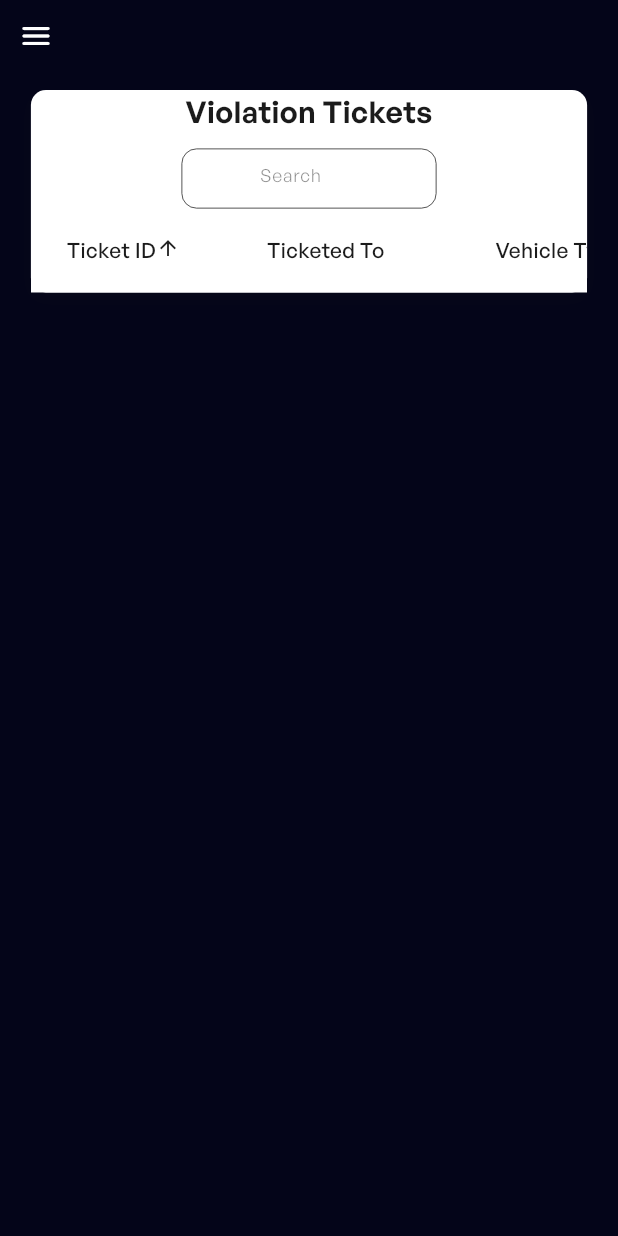
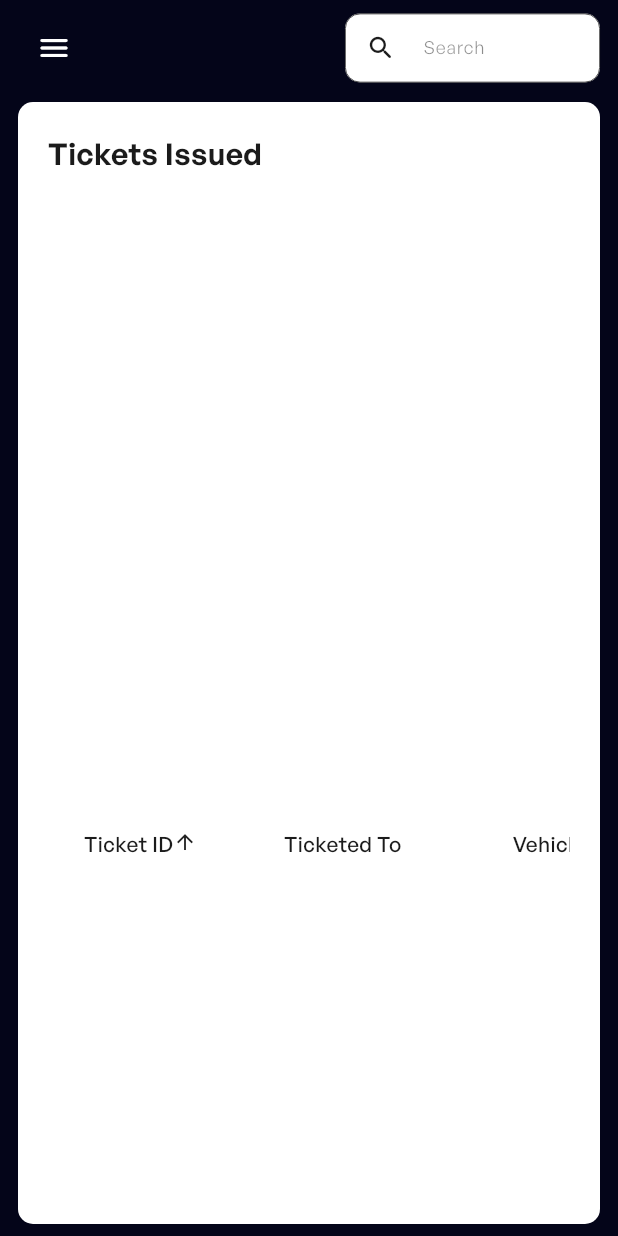
Before and after one commit to MNJDen/Park_in_web-Capstone, a Flutter app: the TicketsMobileScreen screen opened directly, on a phone screen of 412 x 824 dp. Run offline on Flutter 3.47's test engine with Material 3 defaults, Android fonts, the phone set to English and light mode, and no system bars; our stand-ins replace cloud_firestore, firebase_auth, firebase_core, firebase_database, firebase_storage, shared_preferences and 1 more; accounts and stored records are empty.

Commit message:
Screens: Update Tickets Mobile

```diff
--- a/lib/screens/mobile/tickets_mobile.dart
+++ b/lib/screens/mobile/tickets_mobile.dart
@@ -322,6 +322,16 @@ class _TicketsMobileScreenState extends State<TicketsMobileScreen> {
                 ],
               ),
             ),
+            ListTile(
+              leading: const Icon(
+                Icons.tv_rounded,
+                color: blackColor,
+              ),
+              title: const Text('View'),
+              onTap: () {
+                _onItemTap('View');
+              },
+            ),
             const Divider(
               thickness: 0.5,
             ),
@@ -337,38 +347,67 @@ class _TicketsMobileScreenState extends State<TicketsMobileScreen> {
           ],
         ),
       ),
-      body: Column(
+      body: Padding(
+        padding: const EdgeInsets.symmetric(horizontal: 12, vertical: 8),
+        child: Column(
+          children: [
+            Row(
+              mainAxisAlignment: MainAxisAlignment.spaceBetween,
               children: [
                 NavbarMobile(
                   onMenuPressed: () => _scaffoldKey.currentState?.openDrawer(),
                   pageName: pageName,
                 ),
+                SizedBox(
+                  height: 46,
+                  width: 170,
+                  child: PRKSearchField(
+                    hintText: "Search",
+                    prefixIcon: Icons.search_rounded,
+                    controller: _searchCtrl,
+                  ),
+                ),
+              ],
+            ),
             const SizedBox(
               height: 12,
             ),
-          Container(
-            margin: EdgeInsets.symmetric(
-              horizontal: MediaQuery.of(context).size.width * .05,
+            Expanded(
+              child: Container(
+                height: MediaQuery.of(context).size.height,
+                padding: const EdgeInsets.symmetric(
+                  horizontal: 20,
+                  vertical: 20,
                 ),
                 decoration: BoxDecoration(
                   color: whiteColor,
                   borderRadius: BorderRadius.circular(10),
-              boxShadow: [
-                BoxShadow(
-                  color: blackColor.withOpacity(0.1),
-                  blurRadius: 8,
-                  offset: const Offset(0, 4),
+                ),
+                child: Column(
+                  mainAxisAlignment: MainAxisAlignment.spaceBetween,
+                  children: [
+                    const Row(
+                      mainAxisAlignment: MainAxisAlignment.spaceBetween,
+                      children: [
+                        Text(
+                          "Tickets Issued",
+                          style: TextStyle(
+                            fontWeight: FontWeight.w600,
+                            fontSize: 20,
+                            color: blackColor,
+                          ),
                         ),
                       ],
                     ),
-            child: Theme(
+                    SizedBox(height: MediaQuery.of(context).size.height * 0.01),
+                    Theme(
                       data: Theme.of(context).copyWith(
                         dataTableTheme: DataTableThemeData(
                           dividerThickness: 0.2,
-                  headingRowColor:
-                      WidgetStateColor.resolveWith((states) => whiteColor),
-                  dataRowColor:
-                      WidgetStateColor.resolveWith((states) => whiteColor),
+                          headingRowColor: WidgetStateColor.resolveWith(
+                              (states) => whiteColor),
+                          dataRowColor: WidgetStateColor.resolveWith(
+                              (states) => whiteColor),
                           headingTextStyle: const TextStyle(
                               color: blackColor, fontWeight: FontWeight.w500),
                           dataTextStyle: const TextStyle(color: blackColor),
@@ -376,81 +415,106 @@ class _TicketsMobileScreenState extends State<TicketsMobileScreen> {
                       ),
                       child: Column(
                         children: [
-                  const Text(
-                    "Violation Tickets",
-                    style: TextStyle(
-                      fontWeight: FontWeight.w600,
-                      fontSize: 20,
-                      color: blackColor,
-                    ),
-                  ),
-                  const SizedBox(height: 10),
-                  SizedBox(
-                    height: 40,
-                    width: 170,
-                    child: PRKSearchField(
-                        hintText: "Search",
-                        suffixIcon: Icons.search_rounded,
-                        controller: _searchCtrl),
-                  ),
                           SingleChildScrollView(
                             scrollDirection: Axis.horizontal,
                             child: DataTable(
                               columns: [
                                 DataColumn(
                                   label: const Text("Ticket ID"),
-                          onSort: (columnIndex, ascending) => _sort<String>(
+                                  onSort: (columnIndex, ascending) =>
+                                      _sort<String>(
                                           (report) => report['docID'] ?? 0,
                                           columnIndex,
                                           ascending),
                                 ),
                                 DataColumn(
                                   label: const Text("Ticketed To"),
-                          onSort: (columnIndex, ascending) => _sort<String>(
-                              (report) => report['plate_number'] ?? 0,
+                                  onSort: (columnIndex, ascending) =>
+                                      _sort<String>(
+                                          (report) =>
+                                              report['plate_number'] ?? 0,
                                           columnIndex,
                                           ascending),
                                 ),
                                 DataColumn(
                                   label: const Text("Vehicle Type"),
-                          onSort: (columnIndex, ascending) => _sort<String>(
-                              (report) => report['vehicle_type'] ?? 0,
+                                  onSort: (columnIndex, ascending) =>
+                                      _sort<String>(
+                                          (report) =>
+                                              report['vehicle_type'] ?? 0,
                                           columnIndex,
                                           ascending),
                                 ),
                                 DataColumn(
                                   label: const Text("Violation"),
-                          onSort: (columnIndex, ascending) => _sort<String>(
+                                  onSort: (columnIndex, ascending) =>
+                                      _sort<String>(
                                           (report) => report['violation'] ?? 0,
                                           columnIndex,
                                           ascending),
                                 ),
                                 DataColumn(
                                   label: const Text("Status"),
-                          onSort: (columnIndex, ascending) => _sort<String>(
+                                  onSort: (columnIndex, ascending) =>
+                                      _sort<String>(
                                           (report) => report['status'] ?? 0,
                                           columnIndex,
                                           ascending),
                                 ),
                                 DataColumn(
                                   label: const Text("Date"),
-                          onSort: (columnIndex, ascending) => _sort<DateTime>(
+                                  onSort: (columnIndex, ascending) =>
+                                      _sort<DateTime>(
                                           (report) =>
-                                  (report['timestamp'] as Timestamp).toDate(),
+                                              (report['timestamp'] as Timestamp)
+                                                  .toDate(),
                                           columnIndex,
                                           ascending),
                                 ),
                               ],
+                              dataRowMinHeight:
+                                  MediaQuery.of(context).size.height * 0.02,
+                              dataRowMaxHeight:
+                                  MediaQuery.of(context).size.height * 0.066,
                               sortColumnIndex: _sortColumnIndex,
                               sortAscending: _isAscending,
                               rows: _buildReportRows(filteredTickets, context),
                               showCheckboxColumn: false,
                             ),
                           ),
-                  Row(
-                    mainAxisAlignment: MainAxisAlignment.center,
-                    children: List.generate(totalPages, (index) {
-                      return TextButton(
+                        ],
+                      ),
+                    ),
+                    Wrap(
+                      alignment: WrapAlignment.end,
+                      crossAxisAlignment: WrapCrossAlignment.end,
+                      children: List.generate(
+                        totalPages,
+                        (index) {
+                          return Padding(
+                            padding: const EdgeInsets.only(right: 8),
+                            child: TextButton(
+                              style: ButtonStyle(
+                                backgroundColor: WidgetStatePropertyAll(
+                                  index == _currentPage
+                                      ? blueColor
+                                      : whiteColor,
+                                ),
+                                shape: WidgetStateProperty.all<
+                                    RoundedRectangleBorder>(
+                                  RoundedRectangleBorder(
+                                    borderRadius: BorderRadius.circular(10),
+                                    side: BorderSide(
+                                      color: index == _currentPage
+                                          ? Colors.transparent
+                                          : blueColor,
+                                    ),
+                                  ),
+                                ),
+                                fixedSize: WidgetStateProperty.all(
+                                  const Size(30, 40),
+                                ),
+                              ),
                               onPressed: () {
                                 setState(() {
                                   _currentPage = index;
@@ -459,24 +523,26 @@ class _TicketsMobileScreenState extends State<TicketsMobileScreen> {
                               child: Text(
                                 "${index + 1}",
                                 style: TextStyle(
-                            color:
-                                index == _currentPage ? blueColor : blackColor,
+                                  color: index == _currentPage
+                                      ? whiteColor
+                                      : blueColor,
                                   fontWeight: index == _currentPage
-                                ? FontWeight.bold
+                                      ? FontWeight.w600
                                       : FontWeight.normal,
+                                  fontSize: 16,
+                                ),
                               ),
                             ),
                           );
-                    }),
+                        },
+                      ),
                     ),
                   ],
                 ),
               ),
             ),
-          const SizedBox(
-            height: 28,
+          ],
         ),
-        ],
       ),
     );
   }
```
Lines whose indentation alone changed are shown as unchanged.
